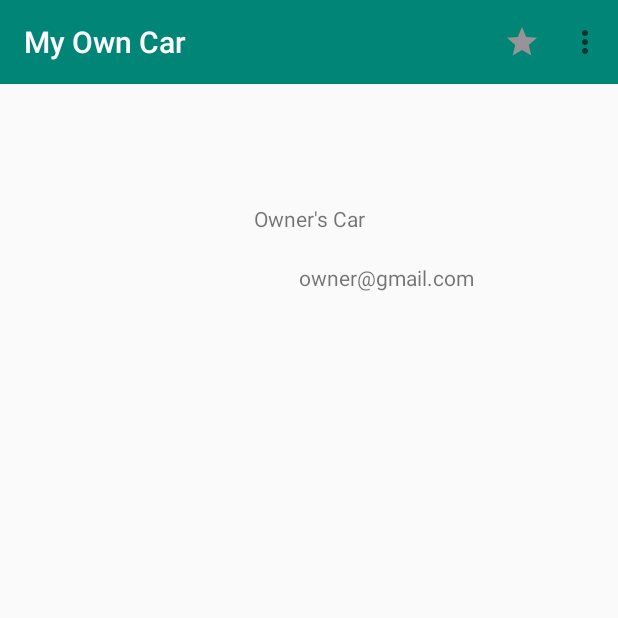
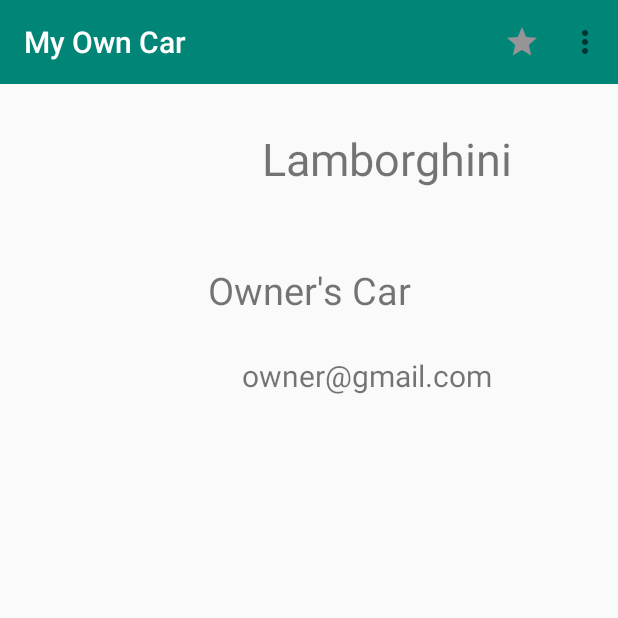
Before and after one commit to KevinAS28/Jujojaz-APP, an Android app: the EditVehicle screen opened directly, with no data from a screen before it, on a phone screen of 412 x 824 dp, the top half of it. Run offline under Robolectric (Android 15) with nearby library versions, the phone set to English and light mode, and no system bars.

Commit message:
Memperbarui layout edit vehicle dan strings.xml

```diff
--- a/App-Android Studio/JujojazBase/app/src/main/res/layout/activity_edit_vehicle.xml
+++ b/App-Android Studio/JujojazBase/app/src/main/res/layout/activity_edit_vehicle.xml
@@ -34,6 +34,10 @@
             android:id="@+id/nameCar"
             android:layout_width="match_parent"
             android:layout_height="match_parent"
+            android:text="@string/nameCar"
+            android:textAlignment="center"
+            android:textSize="30sp"
+            android:gravity="center"
             android:layout_weight="1"/>
 
     </LinearLayout>
@@ -43,7 +47,11 @@
         android:layout_width="match_parent"
         android:layout_height="wrap_content"
         android:text="@string/ownCarText"
+        android:textSize="25sp"
         android:gravity="center"
+        android:layout_marginTop="40dp"
+        android:layout_marginRight="50dp"
+        android:layout_marginLeft="50dp"
         android:layout_below="@+id/linearEdVehicle"/>
 
     <LinearLayout
@@ -51,6 +59,8 @@
         android:layout_height="40dp"
         android:orientation="horizontal"
         android:layout_marginTop="20dp"
+        android:layout_marginRight="50dp"
+        android:layout_marginLeft="50dp"
         android:layout_below="@+id/ownCarText">
 
         <ImageView
@@ -65,6 +75,8 @@
             android:layout_height="match_parent"
             android:text="@string/emailOwnCar"
             android:textAlignment="center"
+            android:textSize="20sp"
+            android:gravity="center"
             android:layout_weight="1"/>
 
     </LinearLayout>
--- a/App-Android Studio/JujojazBase/app/src/main/res/values/strings.xml
+++ b/App-Android Studio/JujojazBase/app/src/main/res/values/strings.xml
@@ -15,4 +15,5 @@
     <string name="hintFrom">From</string>
     <string name="hintCarName">Car Name</string>
     <string name="hintSubject">Subject</string>
+    <string name="nameCar">Lamborghini</string>
 </resources>
```
